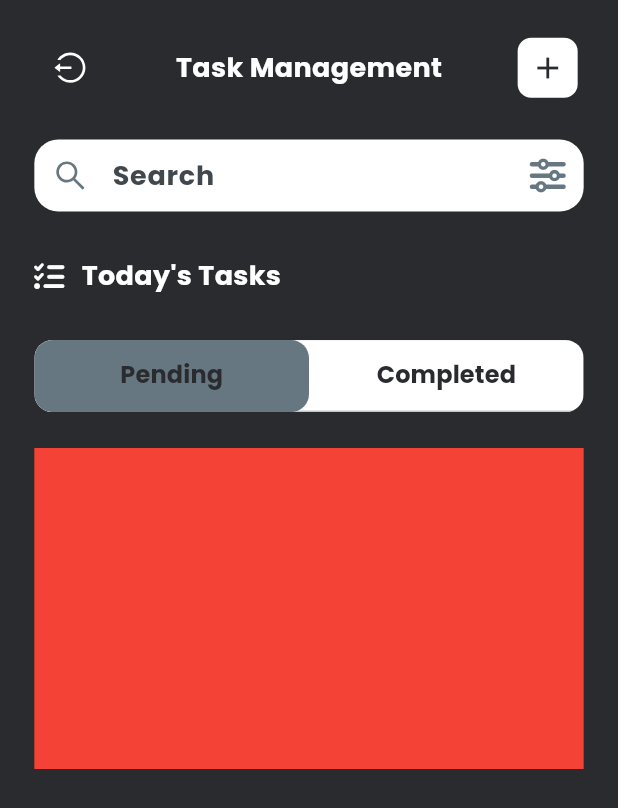
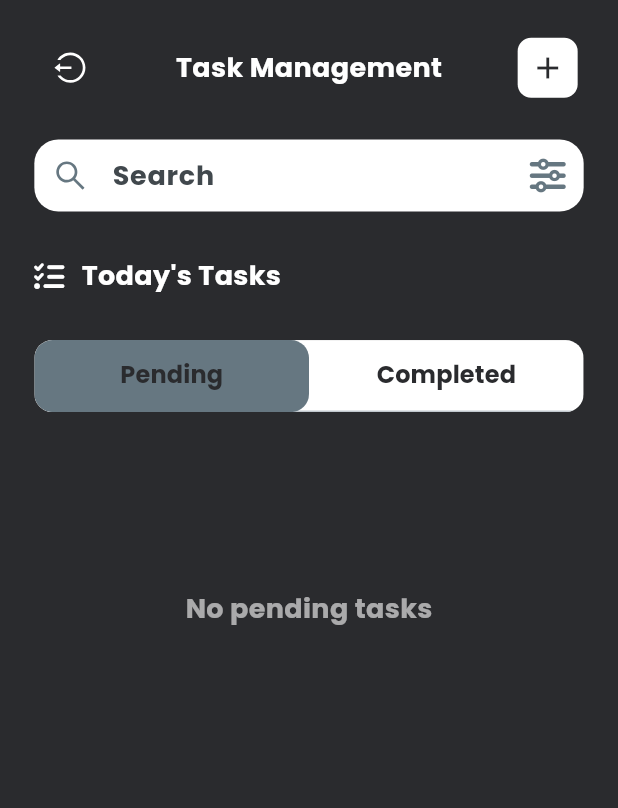
Before and after one commit to muhtar-sgk/TodoAppRiverpod, a Flutter app: the HomeScreen screen opened directly, on a phone screen of 412 x 824 dp. Shown: the top 808 px of the screen. Run offline on Flutter 3.47's test engine with Material 2 defaults, Android fonts, the phone set to English and light mode, and no system bars; our stand-ins replace country_picker, firebase_auth, firebase_core, flutter_datetime_picker, flutter_hooks, flutter_screenutil and 7 more; accounts and stored records are empty; generated files the repository leaves out were written again.

Commit message:
add task list

```diff
--- /dev/null
+++ b/lib/core/extensions/date_extensions.dart
@@ -0,0 +1,5 @@
+import 'package:intl/intl.dart';
+
+extension DateExt on DateTime {
+  String get timeOnly => DateFormat('hh:mm').format(this);
+}
--- a/lib/core/helper/db_helper.dart
+++ b/lib/core/helper/db_helper.dart
@@ -13,7 +13,7 @@ class DBHelper {
       'startTime STRING, '
       'endTime STRING, '
       'remind INTEGER, '
-      'repeat STRING, '
+      'repeat INTEGER, '
       'isCompleted STRING'
       ')'
     );
@@ -75,14 +75,14 @@ class DBHelper {
     return tasks.first;
   }
 
-  static Future<void> updateTask(int taskId, {required TaskModel task}) async {
+  static Future<void> updateTask(TaskModel task) async {
     final localDb = await db();
 
     await localDb.update(
       'tasks',
       task.toMap(),
       where: "id = ?",
-      whereArgs: [taskId]
+      whereArgs: [task.id]
     );
   }
 
--- a/lib/core/res/colours.dart
+++ b/lib/core/res/colours.dart
@@ -1,3 +1,5 @@
+import 'dart:math';
+
 import 'package:flutter/material.dart';
 
 class Colours {
@@ -13,4 +15,19 @@ class Colours {
   static const Color yellow = Color(0xFFF9F900);
   static const Color lightBackground = Color(0x58797777);
   static const Color greyBackground = Color(0xFF202C33);
+
+  static const colours = [
+    red,
+    lightBlue,
+    Color(0xFFF50FCF),
+    Color(0xFFAC0FF5),
+    green,
+    yellow
+  ];
+
+  static Color randomColour() {
+    final random = Random();
+    int randomIndex = random.nextInt(Colours.colours.length);
+    return Colours.colours[randomIndex];
+  }
 }
--- a/lib/features/todo/models/task_model.dart
+++ b/lib/features/todo/models/task_model.dart
@@ -7,7 +7,7 @@ class TaskModel {
   DateTime? startTime;
   DateTime? endTime;
   bool remind;
-  String? repeat;
+  bool repeat;
 
   TaskModel({
     this.id,
@@ -18,7 +18,7 @@ class TaskModel {
     this.startTime,
     this.endTime,
     this.remind = false,
-    this.repeat
+    this.repeat = false
   });
 
   factory TaskModel.fromMap(Map<String, dynamic> map) {
@@ -31,7 +31,7 @@ class TaskModel {
       startTime: DateTime.parse(map['startTime'] as String),
       endTime: DateTime.parse(map['endTime'] as String),
       remind: (map['remind'] as num) == 1,
-      repeat: map['repeat'] as String?
+      repeat: (map['repeat'] as num) == 1
     );
   }
 
@@ -44,6 +44,6 @@ class TaskModel {
     'startTime': startTime.toString(),
     'endTime': endTime.toString(),
     'remind': remind ? 1 : 0,
-    'repeat': repeat
+    'repeat': repeat ? 1 : 0
   };
 }
--- a/lib/features/todo/views/home_screen.dart
+++ b/lib/features/todo/views/home_screen.dart
@@ -10,6 +10,7 @@ import 'package:riverpod_todoapp/core/common/widgets/white_space.dart';
 import 'package:riverpod_todoapp/core/helper/db_helper.dart';
 import 'package:riverpod_todoapp/features/authentication/views/sign_in_screen.dart';
 import 'package:riverpod_todoapp/features/todo/views/add_task_screen.dart';
+import 'package:riverpod_todoapp/features/todo/widgets/active_tasks.dart';
 
 import '../../../core/res/colours.dart';
 
@@ -147,14 +148,17 @@ class HomeScreen extends HookWidget {
           const WhiteSpace(height: 20),
           SizedBox(
             height: screenHeight * .26,
-            child: TabBarView(
-              controller: tabController,
-              children: const [
-                ColoredBox(color: Colors.red),
-                ColoredBox(color: Colors.blue),
-              ]
+            child: ClipRRect(
+              borderRadius: BorderRadius.circular(12),
+              child: TabBarView(
+                controller: tabController,
+                children: const [
+                  ActiveTasks(),
+                  ColoredBox(color: Colors.blue),
+                ]
+              ),
             ),
-          )
+          ),
         ],
       )),
     );
--- /dev/null
+++ b/lib/features/todo/widgets/active_tasks.dart
@@ -0,0 +1,52 @@
+import 'package:flutter/material.dart';
+import 'package:google_fonts/google_fonts.dart';
+import 'package:hooks_riverpod/hooks_riverpod.dart';
+import 'package:riverpod_todoapp/core/res/colours.dart';
+import 'package:riverpod_todoapp/features/todo/app/task_provider.dart';
+import 'package:riverpod_todoapp/features/todo/widgets/todo_tile.dart';
+
+class ActiveTasks extends ConsumerWidget {
+  const ActiveTasks({super.key});
+
+  @override
+  Widget build(BuildContext context, WidgetRef ref) {
+    return FutureBuilder(
+      future: ref.watch(taskProvider.notifier).getActiveTasksForToday(),
+      builder: (_, snapshot) {
+        debugPrint(snapshot.data.toString());
+        if(snapshot.hasData && snapshot.data != null) {
+          if(snapshot.data!.isEmpty) {
+            return Center(child: Text(
+                'No pending tasks',
+                style: GoogleFonts.poppins(
+                  fontSize: 18,
+                  color: Colours.light.withOpacity(.6),
+                  fontWeight: FontWeight.bold
+                ),
+              )
+            );
+          }
+          return ColoredBox(
+            color: Colours.lightBackground,
+            child: ListView.builder(
+              itemCount: snapshot.data!.length,
+              itemBuilder: (_, index) {
+                final task = snapshot.data![index];
+                return TodoTile(
+                  task,
+                  endIcon: Switch(
+                    value: task.isCompleted,
+                    onChanged: (_) {
+
+                    },
+                  ),
+                );
+              }
+            ),
+          );
+        }
+        return const Center(child: CircularProgressIndicator());
+      },
+    );
+  }
+}
```
Also changed, not shown: lib/features/todo/app/task_provider.dart (+41 -1 lines), lib/features/todo/views/add_task_screen.dart (+23 -2 lines), lib/features/todo/widgets/todo_tile.dart (added, +109 -0 lines), lib/features/todo/app/task_provider.g.dart.
